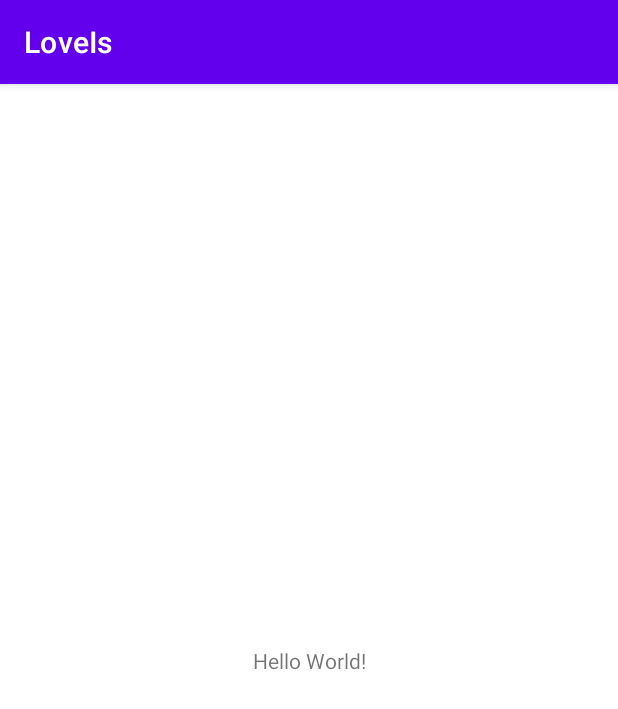
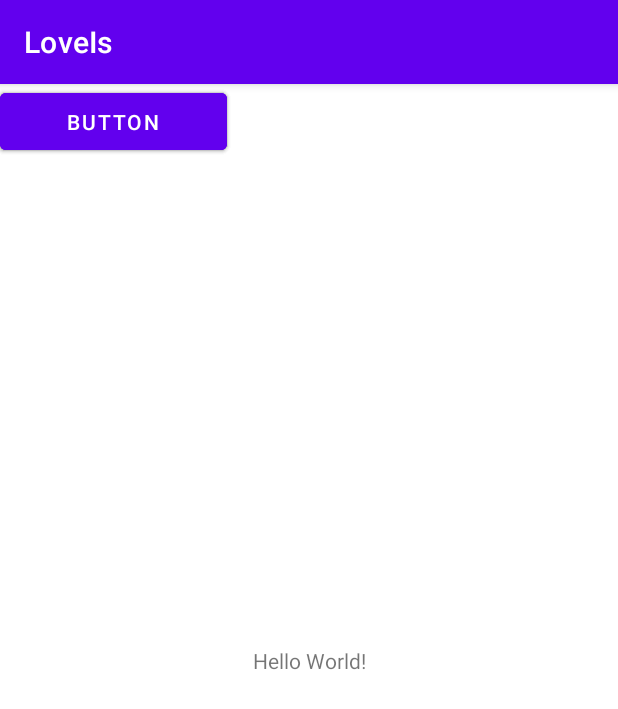
Before and after one commit to Alcrew/LoveIs, an Android app: the screen it shows after launch (MainActivity), on a phone screen of 412 x 824 dp. Shown: the top 709 px of the screen. Run offline under Robolectric (Android 15) with nearby library versions, the phone set to English and light mode, and no system bars.

Commit message:
glavbuh s kolbasoi

```diff
--- a/app/src/main/res/layout/activity_main.xml
+++ b/app/src/main/res/layout/activity_main.xml
@@ -5,6 +5,22 @@
     android:layout_width="match_parent"
     android:layout_height="match_parent"
     tools:context=".MainActivity">
+
+    <Button
+        android:id="@+id/button2"
+        android:layout_width="151dp"
+        android:layout_height="50dp"
+        android:text="Button"
+        tools:layout_editor_absoluteX="127dp"
+        tools:layout_editor_absoluteY="493dp" />
+
+    <Button
+        android:id="@+id/button3"
+        android:layout_width="151dp"
+        android:layout_height="50dp"
+        android:text="Button"
+        tools:layout_editor_absoluteX="127dp"
+        tools:layout_editor_absoluteY="568dp" />
 
     <TextView
         android:layout_width="wrap_content"
@@ -15,4 +31,12 @@
         app:layout_constraintRight_toRightOf="parent"
         app:layout_constraintTop_toTopOf="parent" />
 
+    <Button
+        android:id="@+id/button"
+        android:layout_width="151dp"
+        android:layout_height="50dp"
+        android:text="Button"
+        tools:layout_editor_absoluteX="127dp"
+        tools:layout_editor_absoluteY="428dp" />
+
 </androidx.constraintlayout.widget.ConstraintLayout>
```
